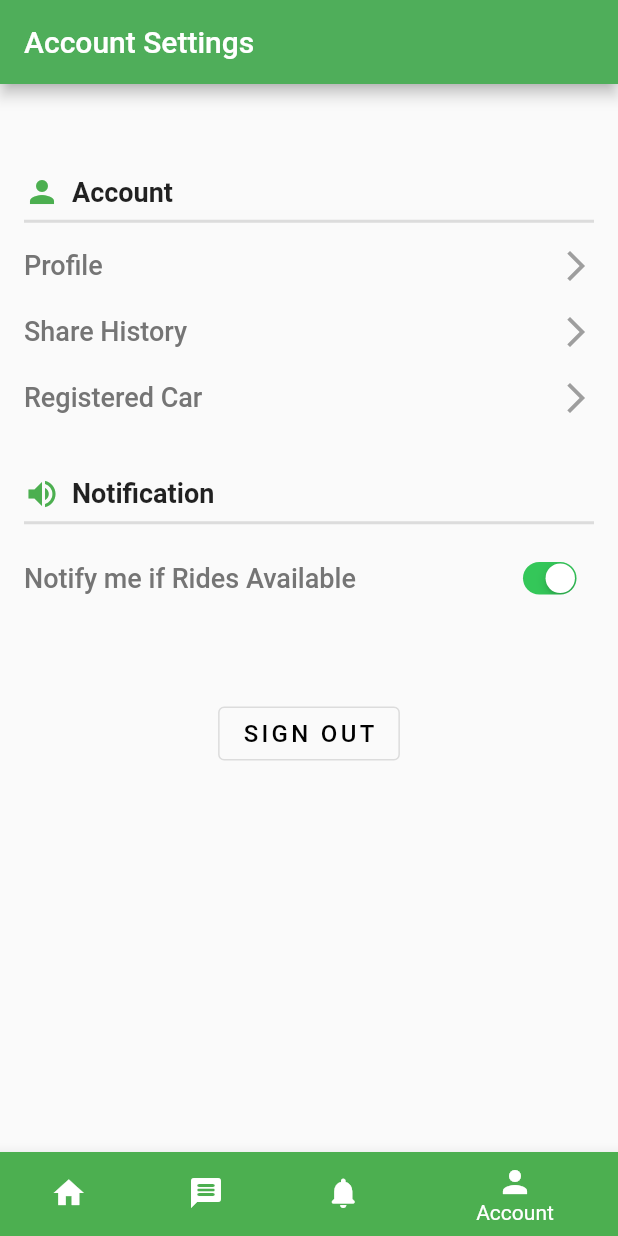
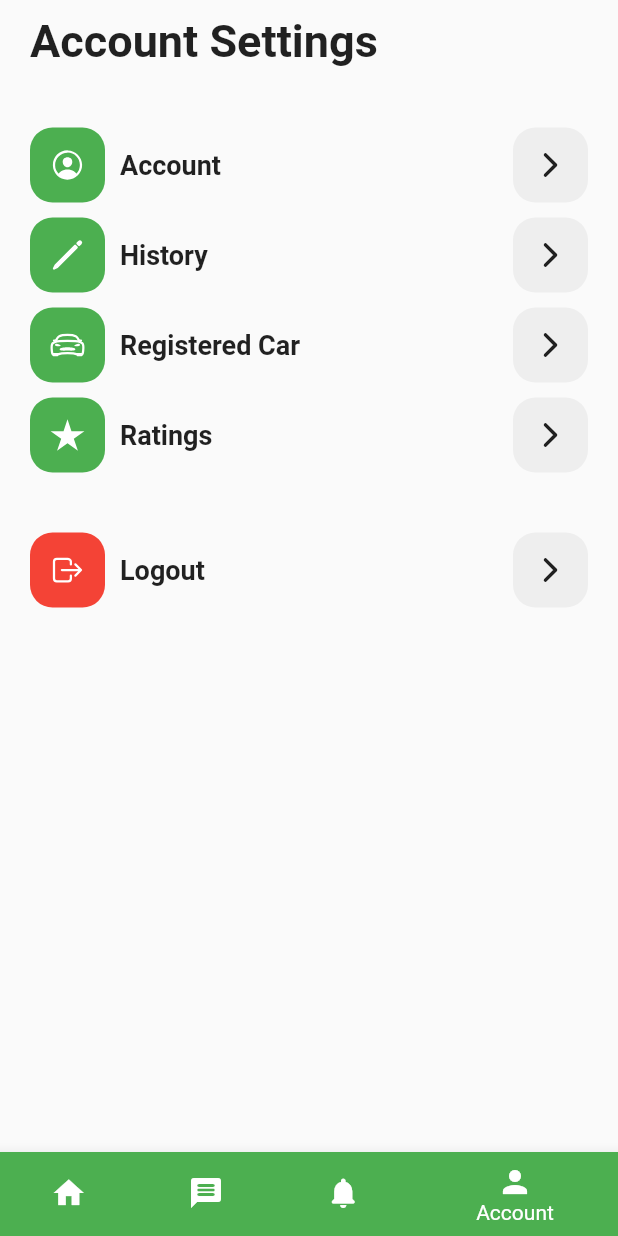
Before and after one commit to SenorinAD/Anghelz-, a Flutter app: the HomeSelection screen opened directly, item 4 of the bottom bar chosen, on a phone screen of 412 x 824 dp. Run offline on Flutter 3.47's test engine with Material 2 defaults, Android fonts, the phone set to English and light mode, and no system bars; our stand-ins replace firebase_auth, firebase_core, flutter_map, ionicons, latlong2; accounts and stored records are empty.

Commit message:
Settings Ui

```diff
--- a/lib/homeselection.dart
+++ b/lib/homeselection.dart
@@ -3,6 +3,8 @@ import 'package:subdisakayforreal/nav_screens/accoutsettingspage.dart';
 import 'package:subdisakayforreal/nav_screens/homepage.dart';
 import 'package:subdisakayforreal/nav_screens/messagepage.dart';
 import 'package:subdisakayforreal/nav_screens/notificationpage.dart';
+import 'package:subdisakayforreal/settings/setting_screen.dart';
+
 
 class HomeSelection extends StatefulWidget {
   const HomeSelection({Key? key}) : super(key: key);
@@ -18,7 +20,7 @@ class _MyStatefulWidgetState extends State<HomeSelection> {
     HomeMap(),
     MessagePage(),
     NotificationPage(),
-    AccountSettings(),
+    SettingsScreen(),
   ];
 
 
--- a/lib/nav_screens/accoutsettingspage.dart
+++ b/lib/nav_screens/accoutsettingspage.dart
@@ -131,47 +131,12 @@ class AccountSettings extends StatelessWidget {
                 ],
               ),
             ),
-            SizedBox(height: 40,),
-            Row(
-              children: [
-                Icon(Icons.volume_up,
-                  color: Colors.green,
-                ),
-                SizedBox(width: 8),
-                Text(
-                  "Notification",
-                  style: TextStyle(
-                      fontSize: 18,
-                      fontWeight: FontWeight.bold),
-                ),
-              ],
-            ),
-            Divider(
-              height: 15,
-              thickness: 2,
-            ),
-            SizedBox(height: 10,),
-            Row(
-              mainAxisAlignment: MainAxisAlignment.spaceBetween,
-              children: [
-                Text("Notify me if Rides Available", style: TextStyle(
-                    fontSize: 18,
-                    fontWeight: FontWeight.w500,
-                    color: Colors.grey[600]),
-                ),
-                Transform.scale(
-                  scale: 0.7,
-                  child: CupertinoSwitch(value: true, onChanged: (bool val){},
-                ),
-              ),
-              ],
-            ),
-            SizedBox(height: 60,),
+            SizedBox(height: 150,),
             Center(
               child: OutlinedButton(onPressed: (){Navigator.push(
                 context,
                 MaterialPageRoute(
-                    builder: (context) => LoginScreen()),
+                    builder: (context) => Login()),
               );}, child: Text("SIGN OUT",
               style: TextStyle(
                 fontSize: 16,
--- /dev/null
+++ b/lib/settings/setting_screen.dart
@@ -0,0 +1,75 @@
+import 'package:flutter/material.dart';
+import 'package:ionicons/ionicons.dart';
+import 'package:subdisakayforreal/settings/setting_tiles.dart';
+
+class SettingsScreen extends StatefulWidget {
+  const SettingsScreen({Key? key}) : super(key: key);
+
+  @override
+  State<SettingsScreen> createState() => _SettingsScreenState();
+}
+
+class _SettingsScreenState extends State<SettingsScreen> {
+  @override
+  Widget build(BuildContext context) {
+    return Scaffold(
+      body: SafeArea(
+        child: Padding(
+          padding: const EdgeInsets.symmetric(horizontal: 20, vertical: 10),
+          child: Column(
+            crossAxisAlignment: CrossAxisAlignment.start,
+            children: [
+              const Text(
+                "Account Settings",
+                style: TextStyle(fontSize: 30, fontWeight: FontWeight.bold),
+              ),
+              const SizedBox(height: 40),
+              SettingsTile(
+                color: Colors.green,
+                icon: Ionicons.person_circle_outline,
+                title: "Account",
+                onTap: () {},
+              ),
+              const SizedBox(
+                height: 10,
+              ),
+              SettingsTile(
+                color: Colors.green,
+                icon: Ionicons.pencil_outline,
+                title: "History",
+                onTap: () {},
+              ),
+              const SizedBox(
+                height: 10,
+              ),
+              SettingsTile(
+                color: Colors.green,
+                icon: Ionicons.car_sport_outline,
+                title: "Registered Car",
+                onTap: () {},
+              ),
+              const SizedBox(
+                height: 10,
+              ),
+              SettingsTile(
+                color: Colors.green,
+                icon: Ionicons.star_sharp,
+                title: "Ratings",
+                onTap: () {},
+              ),
+              const SizedBox(
+                height: 40,
+              ),
+              SettingsTile(
+                color: Colors.red,
+                icon: Ionicons.log_out_outline,
+                title: "Logout",
+                onTap: () {},
+              ),
+            ],
+          ),
+        ),
+      ),
+    );
+  }
+}
--- /dev/null
+++ b/lib/settings/setting_tiles.dart
@@ -0,0 +1,57 @@
+import 'package:flutter/material.dart';
+import 'package:ionicons/ionicons.dart';
+
+class SettingsTile extends StatelessWidget {
+  final Color color;
+  final IconData icon;
+  final String title;
+  final VoidCallback onTap;
+  const SettingsTile({
+    Key? key,
+    required this.color,
+    required this.icon,
+    required this.title,
+    required this.onTap,
+  }) : super(key: key);
+
+  @override
+  Widget build(BuildContext context) {
+    return Row(
+      children: [
+        Container(
+          width: 50,
+          height: 50,
+          decoration: BoxDecoration(
+            borderRadius: BorderRadius.circular(15),
+            color: color,
+          ),
+          child: Icon(
+            icon,
+            color: Colors.white,
+          ),
+        ),
+        const SizedBox(width: 10),
+        Text(
+          title,
+          style: const TextStyle(
+            fontSize: 18,
+            fontWeight: FontWeight.bold,
+          ),
+        ),
+        const Spacer(),
+        InkWell(
+          onTap: onTap,
+          child: Container(
+            width: 50,
+            height: 50,
+            decoration: BoxDecoration(
+              color: Colors.grey.shade200,
+              borderRadius: BorderRadius.circular(15),
+            ),
+            child: const Icon(Ionicons.chevron_forward_outline),
+          ),
+        )
+      ],
+    );
+  }
+}
--- a/pubspec.yaml
+++ b/pubspec.yaml
@@ -37,6 +37,7 @@ dependencies:
   flutter_map: ^0.14.0
   firebase_auth: ^4.1.1
   firebase_core: ^2.1.1
+  ionicons: ^0.1.2
 
 
 dev_dependencies:
```
Also changed, not shown: pubspec.lock, 1 other file.
